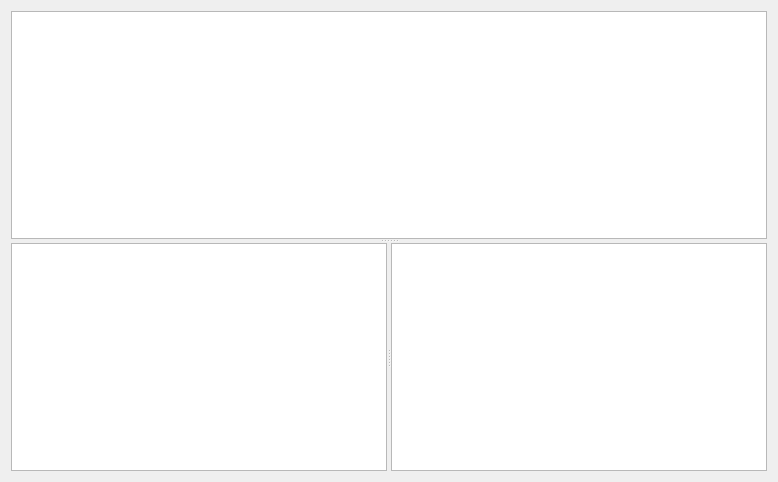
Before: the Qt Designer form som_gui/module/filter_window/qt/Widget.ui in c-mellueh/SOM-Toolkit, drawn with Qt 5.
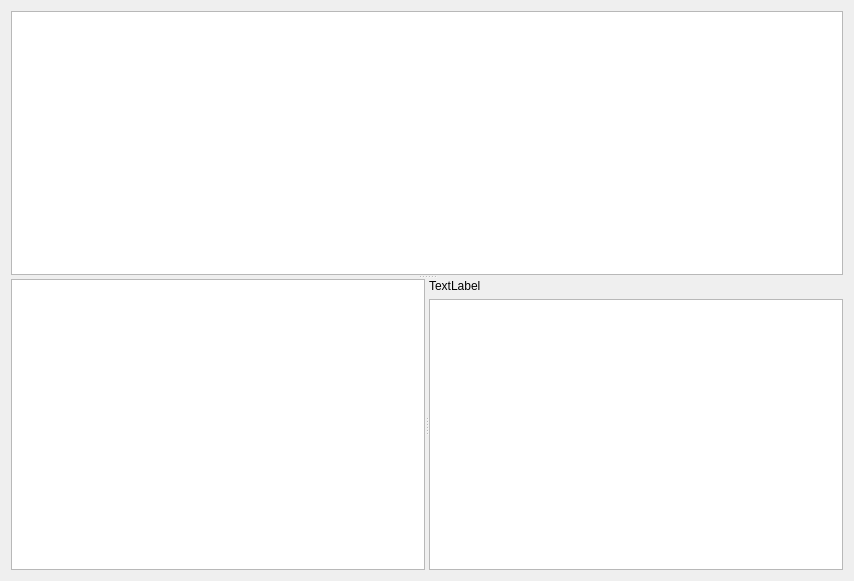
After: the same form once the commit is applied. Custom widgets are drawn as their Qt base class.

Commit message: create triggers for project table

```diff
--- a/som_gui/module/filter_window/qt/Widget.ui
+++ b/som_gui/module/filter_window/qt/Widget.ui
@@ -6,31 +6,65 @@
             <rect>
                 <x>0</x>
                 <y>0</y>
-                <width>778</width>
-                <height>482</height>
+                <width>854</width>
+                <height>581</height>
             </rect>
         </property>
         <property name="windowTitle">
             <string>Form</string>
         </property>
-        <layout class="QVBoxLayout" name="verticalLayout">
+        <layout class="QVBoxLayout" name="verticalLayout_2">
             <item>
                 <widget class="QSplitter" name="splitter_2">
                     <property name="orientation">
                         <enum>Qt::Vertical</enum>
                     </property>
-                    <widget class="QTableWidget" name="tableWidget"/>
+                    <widget class="ProjectTable" name="project_table">
+                        <property name="contextMenuPolicy">
+                            <enum>Qt::CustomContextMenu</enum>
+                        </property>
+                    </widget>
                     <widget class="QSplitter" name="splitter">
                         <property name="orientation">
                             <enum>Qt::Horizontal</enum>
                         </property>
-                        <widget class="QTreeView" name="treeView"/>
-                        <widget class="QTreeView" name="treeView_2"/>
+                        <widget class="ObjectTreeView" name="object_tree"/>
+                        <widget class="QWidget" name="verticalLayoutWidget">
+                            <layout class="QVBoxLayout" name="verticalLayout">
+                                <item>
+                                    <widget class="QLabel" name="label">
+                                        <property name="text">
+                                            <string>TextLabel</string>
+                                        </property>
+                                    </widget>
+                                </item>
+                                <item>
+                                    <widget class="PsetTreeView" name="pset_tree"/>
+                                </item>
+                            </layout>
+                        </widget>
                     </widget>
                 </widget>
             </item>
         </layout>
     </widget>
+    <customwidgets>
+        <customwidget>
+            <class>ObjectTreeView</class>
+            <extends>QTreeView</extends>
+            <header>som_gui.module.filter_window.ui</header>
+        </customwidget>
+        <customwidget>
+            <class>PsetTreeView</class>
+            <extends>QTreeView</extends>
+            <header>som_gui.module.filter_window.ui</header>
+        </customwidget>
+        <customwidget>
+            <class>ProjectTable</class>
+            <extends>QTableWidget</extends>
+            <header>som_gui.module.filter_window.ui</header>
+        </customwidget>
+    </customwidgets>
     <resources/>
     <connections/>
 </ui>
```
The commit also changes 7 other files.
